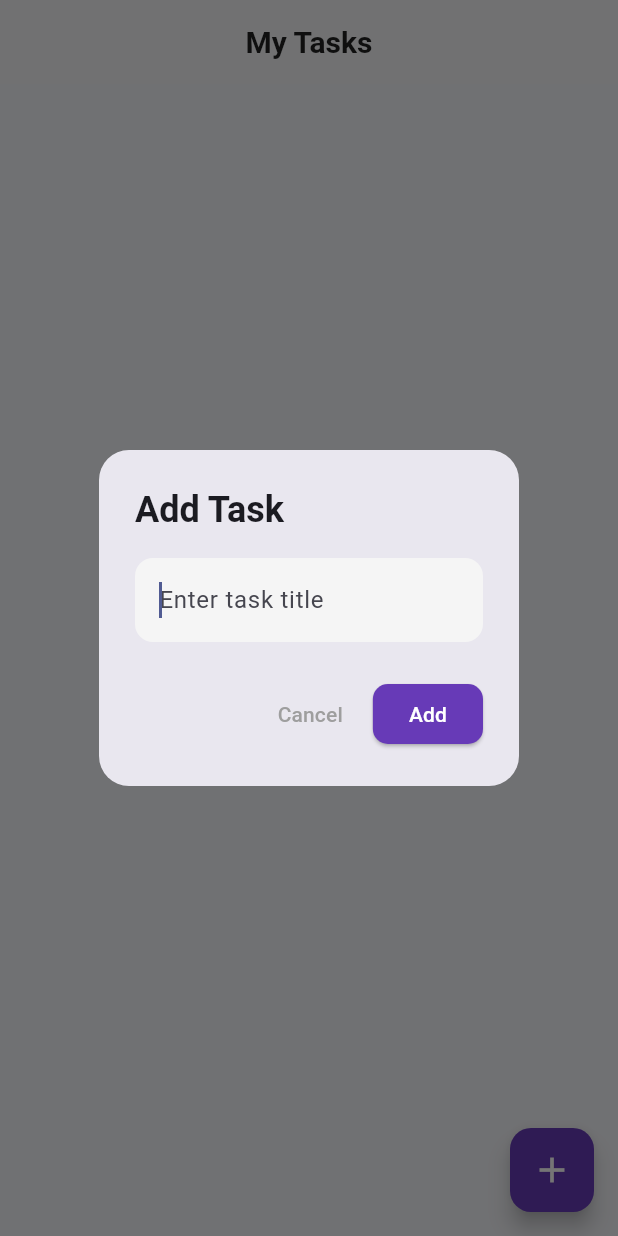
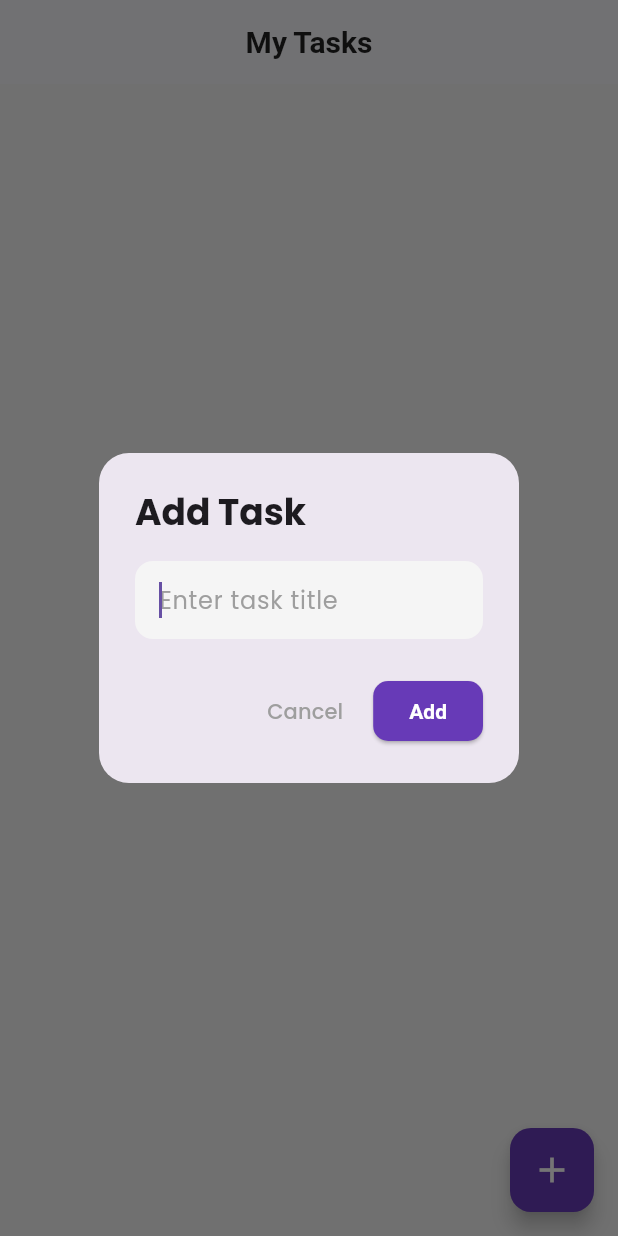
Before and after one commit to AndresCastilloPlata/taskly_todo_app, a Flutter app: the screen it shows after launch, after a tap on the "add" icon, on a phone screen of 412 x 824 dp. Run offline on Flutter 3.47's test engine with Material 3 defaults, Android fonts, the phone set to English and light mode, and no system bars; our stand-ins replace animate_do, equatable, flutter_riverpod, google_fonts.

Commit message:
style: centraliza colores y estilos visuales en app_theme.dart

```diff
--- a/lib/core/theme/app_theme.dart
+++ b/lib/core/theme/app_theme.dart
@@ -1,21 +1,73 @@
 import 'package:flutter/material.dart';
+import 'package:google_fonts/google_fonts.dart';
+
+class AppColors {
+  static const Color primary = Colors.deepPurple;
+  static const Color background = Color(0xFFF5F5F5);
+  static const Color text = Colors.black87;
+  static const Color gray = Colors.grey;
+  static const Color danger = Colors.redAccent;
+  static const Color success = Colors.green;
+  static const Color white = Colors.white;
+}
 
 class AppTheme {
-  static final light = ThemeData(
-    colorScheme: ColorScheme.fromSeed(seedColor: Colors.indigo),
+  static ThemeData get lightTheme {
+    return ThemeData(
+      scaffoldBackgroundColor: AppColors.background,
+      primaryColor: AppColors.primary,
       useMaterial3: true,
-    scaffoldBackgroundColor: const Color(0xfff5f6fa),
+      fontFamily: GoogleFonts.poppins().fontFamily,
+      textTheme: GoogleFonts.poppinsTextTheme(),
+
       appBarTheme: const AppBarTheme(
-      backgroundColor: Colors.white,
-      foregroundColor: Colors.black87,
-      elevation: 0,
+        backgroundColor: AppColors.white,
+        elevation: 1,
+        centerTitle: true,
+        iconTheme: IconThemeData(color: AppColors.text),
+        titleTextStyle: TextStyle(
+          color: AppColors.text,
+          fontSize: 20,
+          fontWeight: FontWeight.bold,
         ),
-    textTheme: const TextTheme(
-      titleLarge: TextStyle(fontSize: 20, fontWeight: FontWeight.bold),
-      bodyMedium: TextStyle(fontSize: 16),
       ),
+
       floatingActionButtonTheme: const FloatingActionButtonThemeData(
-      backgroundColor: Colors.indigo,
+        backgroundColor: AppColors.primary,
+        foregroundColor: AppColors.white,
+        shape: RoundedRectangleBorder(
+          borderRadius: BorderRadius.all(Radius.circular(14)),
+        ),
+      ),
+
+      elevatedButtonTheme: ElevatedButtonThemeData(
+        style: ElevatedButton.styleFrom(
+          backgroundColor: AppColors.primary,
+          foregroundColor: AppColors.white,
+          textStyle: const TextStyle(fontWeight: FontWeight.bold),
+          shape: RoundedRectangleBorder(
+            borderRadius: BorderRadius.circular(10),
+          ),
+        ),
+      ),
+
+      textButtonTheme: TextButtonThemeData(
+        style: TextButton.styleFrom(foregroundColor: AppColors.gray),
+      ),
+
+      inputDecorationTheme: InputDecorationTheme(
+        hintStyle: const TextStyle(color: AppColors.gray),
+        filled: true,
+        fillColor: Colors.grey.shade100,
+        contentPadding: const EdgeInsets.symmetric(
+          horizontal: 12,
+          vertical: 14,
+        ),
+        border: OutlineInputBorder(
+          borderRadius: BorderRadius.circular(12),
+          borderSide: BorderSide.none,
+        ),
       ),
     );
   }
+}
--- a/lib/main.dart
+++ b/lib/main.dart
@@ -16,7 +16,7 @@ class TasklyApp extends StatelessWidget {
     return MaterialApp(
       debugShowCheckedModeBanner: false,
       title: 'Taskly',
-      theme: AppTheme.light,
+      theme: AppTheme.lightTheme,
       home: const TaskListScreen(),
     );
   }
```
Lines whose indentation alone changed are shown as unchanged.
